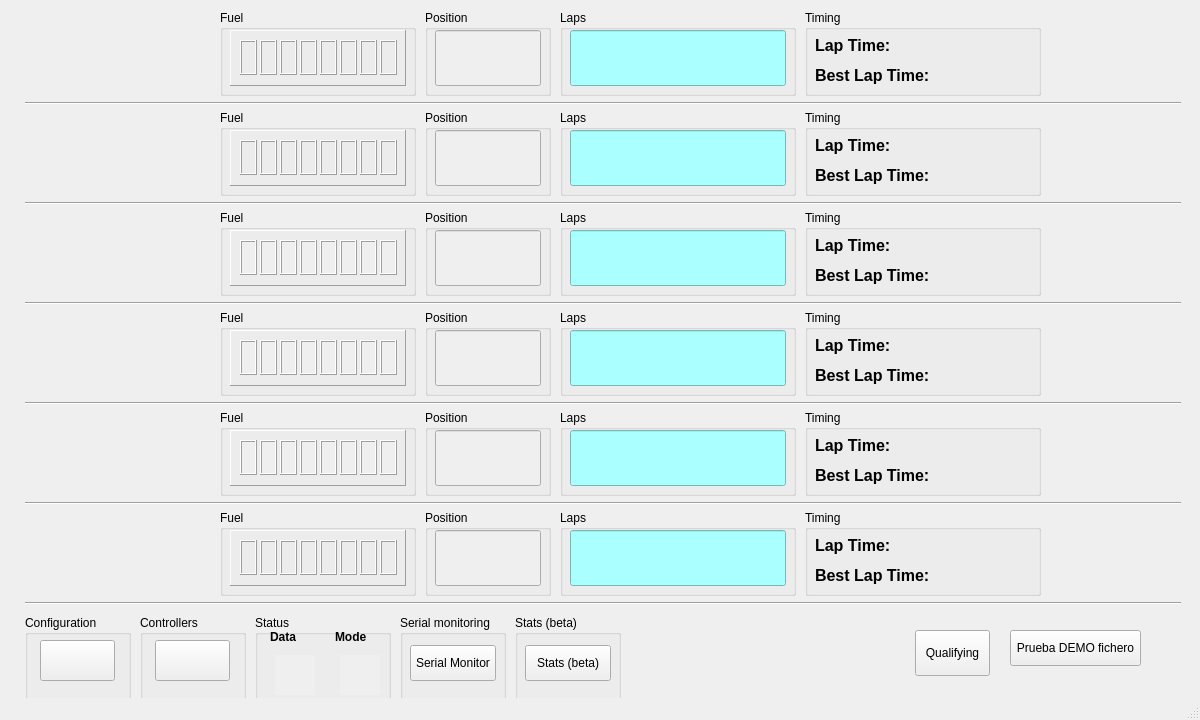
Above: src/mainwindow.ui from frechilla/qslotracing before the change. Below: the same form after it.
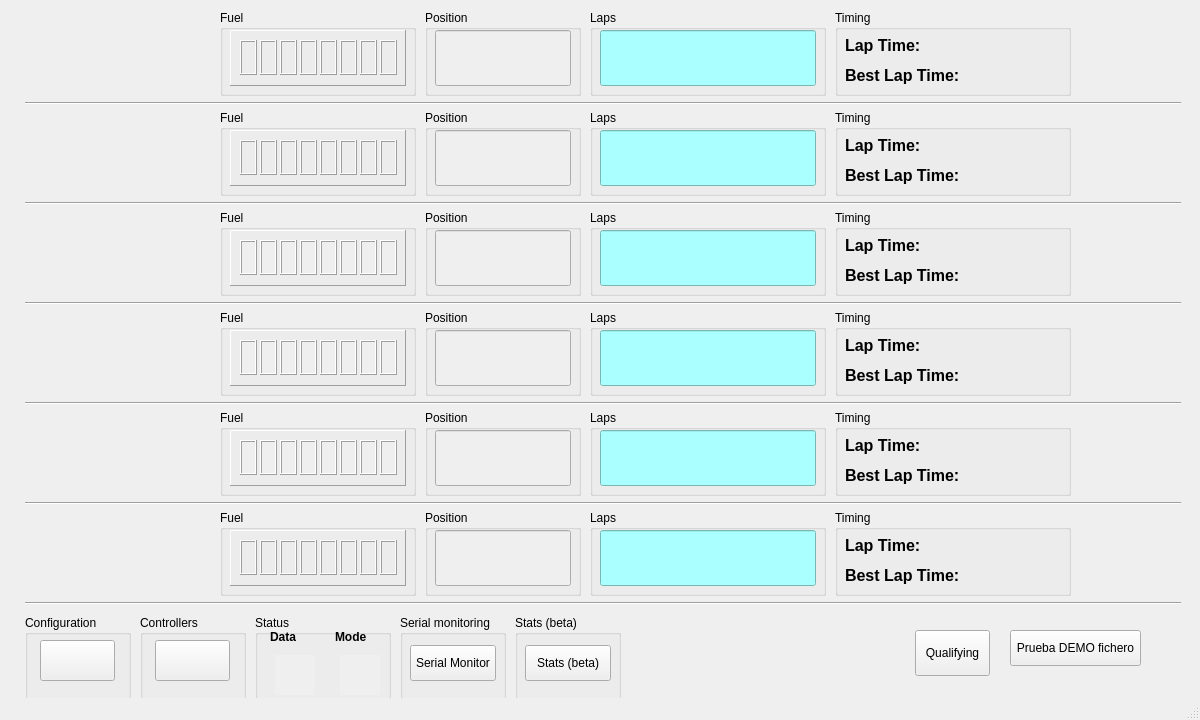
That is the form after the change. Icons and pictures are not drawn.

```diff
--- a/src/mainwindow.ui
+++ b/src/mainwindow.ui
@@ -658,7 +658,7 @@
      <rect>
       <x>425</x>
       <y>10</y>
-      <width>126</width>
+      <width>156</width>
       <height>86</height>
      </rect>
     </property>
@@ -673,7 +673,7 @@
       <rect>
        <x>10</x>
        <y>20</y>
-       <width>106</width>
+       <width>136</width>
        <height>56</height>
       </rect>
      </property>
@@ -696,7 +696,7 @@
    <widget class="QGroupBox" name="groupBox_4">
     <property name="geometry">
      <rect>
-      <x>560</x>
+      <x>590</x>
       <y>10</y>
       <width>236</width>
       <height>86</height>
@@ -807,7 +807,7 @@
      <rect>
       <x>425</x>
       <y>110</y>
-      <width>126</width>
+      <width>156</width>
       <height>86</height>
      </rect>
     </property>
@@ -822,7 +822,7 @@
       <rect>
        <x>10</x>
        <y>20</y>
-       <width>106</width>
+       <width>136</width>
        <height>56</height>
       </rect>
      </property>
@@ -845,7 +845,7 @@
    <widget class="QGroupBox" name="groupBox_7">
     <property name="geometry">
      <rect>
-      <x>560</x>
+      <x>590</x>
       <y>110</y>
       <width>236</width>
       <height>86</height>
@@ -1119,7 +1119,7 @@
    <widget class="QGroupBox" name="groupBox_9">
     <property name="geometry">
      <rect>
-      <x>560</x>
+      <x>590</x>
       <y>210</y>
       <width>236</width>
       <height>86</height>
@@ -1161,7 +1161,7 @@
      <rect>
       <x>425</x>
       <y>210</y>
-      <width>126</width>
+      <width>156</width>
       <height>86</height>
      </rect>
     </property>
@@ -1176,7 +1176,7 @@
       <rect>
        <x>10</x>
        <y>20</y>
-       <width>106</width>
+       <width>136</width>
        <height>56</height>
       </rect>
      </property>
@@ -1433,7 +1433,7 @@
    <widget class="QGroupBox" name="groupBox_12">
     <property name="geometry">
      <rect>
-      <x>560</x>
+      <x>590</x>
       <y>310</y>
       <width>236</width>
       <height>86</height>
@@ -1475,7 +1475,7 @@
      <rect>
       <x>425</x>
       <y>310</y>
-      <width>126</width>
+      <width>156</width>
       <height>86</height>
      </rect>
     </property>
@@ -1490,7 +1490,7 @@
       <rect>
        <x>10</x>
        <y>20</y>
-       <width>106</width>
+       <width>136</width>
        <height>56</height>
       </rect>
      </property>
@@ -1736,7 +1736,7 @@
      <rect>
       <x>425</x>
       <y>410</y>
-      <width>126</width>
+      <width>156</width>
       <height>86</height>
      </rect>
     </property>
@@ -1751,7 +1751,7 @@
       <rect>
        <x>10</x>
        <y>20</y>
-       <width>106</width>
+       <width>136</width>
        <height>56</height>
       </rect>
      </property>
@@ -1774,7 +1774,7 @@
    <widget class="QGroupBox" name="groupBox_16">
     <property name="geometry">
      <rect>
-      <x>560</x>
+      <x>590</x>
       <y>410</y>
       <width>236</width>
       <height>86</height>
@@ -1882,7 +1882,7 @@
      <rect>
       <x>425</x>
       <y>510</y>
-      <width>126</width>
+      <width>156</width>
       <height>86</height>
      </rect>
     </property>
@@ -1897,7 +1897,7 @@
       <rect>
        <x>10</x>
        <y>20</y>
-       <width>106</width>
+       <width>136</width>
        <height>56</height>
       </rect>
      </property>
@@ -1920,7 +1920,7 @@
    <widget class="QGroupBox" name="groupBox_19">
     <property name="geometry">
      <rect>
-      <x>560</x>
+      <x>590</x>
       <y>510</y>
       <width>236</width>
       <height>86</height>
@@ -2166,7 +2166,7 @@
    <widget class="QGroupBox" name="groupBox_24">
     <property name="geometry">
      <rect>
-      <x>805</x>
+      <x>835</x>
       <y>10</y>
       <width>236</width>
       <height>86</height>
@@ -2278,7 +2278,7 @@
    <widget class="QGroupBox" name="groupBox_25">
     <property name="geometry">
      <rect>
-      <x>805</x>
+      <x>835</x>
       <y>110</y>
       <width>236</width>
       <height>86</height>
@@ -2390,7 +2390,7 @@
    <widget class="QGroupBox" name="groupBox_26">
     <property name="geometry">
      <rect>
-      <x>805</x>
+      <x>835</x>
       <y>210</y>
       <width>236</width>
       <height>86</height>
@@ -2499,7 +2499,7 @@
    <widget class="QGroupBox" name="groupBox_27">
     <property name="geometry">
      <rect>
-      <x>805</x>
+      <x>835</x>
       <y>310</y>
       <width>236</width>
       <height>86</height>
@@ -2608,7 +2608,7 @@
    <widget class="QGroupBox" name="groupBox_28">
     <property name="geometry">
      <rect>
-      <x>805</x>
+      <x>835</x>
       <y>410</y>
       <width>236</width>
       <height>86</height>
@@ -2717,7 +2717,7 @@
    <widget class="QGroupBox" name="groupBox_29">
     <property name="geometry">
      <rect>
-      <x>805</x>
+      <x>835</x>
       <y>510</y>
       <width>236</width>
       <height>86</height>
```
Left out of the diff: 5 changed lines with no effect on the pictures.
